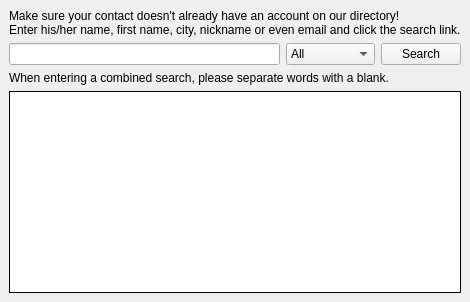
This is wengophone/src/presentation/qt/webservices/directory/WsDirectory.ui in tkrotoff/WengoPhone as Qt 5 draws it before an edit. The edited form follows.
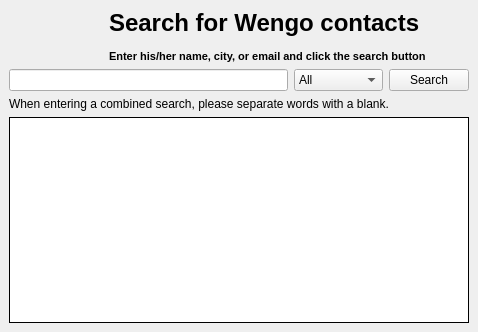
This is the edited form.

What changed in the file:
```diff
--- a/wengophone/src/presentation/qt/webservices/directory/WsDirectory.ui
+++ b/wengophone/src/presentation/qt/webservices/directory/WsDirectory.ui
@@ -8,8 +8,8 @@
    <rect>
     <x>0</x>
     <y>0</y>
-    <width>428</width>
-    <height>302</height>
+    <width>478</width>
+    <height>332</height>
    </rect>
   </property>
   <property name="windowTitle" >
@@ -67,9 +67,289 @@
     <widget class="QLineEdit" name="searchLineEdit" />
    </item>
    <item row="0" column="0" colspan="3" >
-    <widget class="QLabel" name="label" >
+    <widget class="QLabel" name="searchLabel" >
+     <property name="palette" >
+      <palette>
+       <active>
+        <color>
+         <red>0</red>
+         <green>0</green>
+         <blue>0</blue>
+        </color>
+        <color>
+         <red>212</red>
+         <green>208</green>
+         <blue>200</blue>
+        </color>
+        <color>
+         <red>255</red>
+         <green>255</green>
+         <blue>255</blue>
+        </color>
+        <color>
+         <red>234</red>
+         <green>229</green>
+         <blue>220</blue>
+        </color>
+        <color>
+         <red>128</red>
+         <green>128</green>
+         <blue>128</blue>
+        </color>
+        <color>
+         <red>141</red>
+         <green>139</green>
+         <blue>133</blue>
+        </color>
+        <color>
+         <red>255</red>
+         <green>255</green>
+         <blue>255</blue>
+        </color>
+        <color>
+         <red>255</red>
+         <green>255</green>
+         <blue>255</blue>
+        </color>
+        <color>
+         <red>0</red>
+         <green>0</green>
+         <blue>0</blue>
+        </color>
+        <color>
+         <red>255</red>
+         <green>255</green>
+         <blue>255</blue>
+        </color>
+        <color>
+         <red>212</red>
+         <green>208</green>
+         <blue>200</blue>
+        </color>
+        <color>
+         <red>64</red>
+         <green>64</green>
+         <blue>64</blue>
+        </color>
+        <color>
+         <red>10</red>
+         <green>36</green>
+         <blue>106</blue>
+        </color>
+        <color>
+         <red>255</red>
+         <green>255</green>
+         <blue>255</blue>
+        </color>
+        <color>
+         <red>0</red>
+         <green>0</green>
+         <blue>255</blue>
+        </color>
+        <color>
+         <red>255</red>
+         <green>0</green>
+         <blue>255</blue>
+        </color>
+        <color>
+         <red>232</red>
+         <green>232</green>
+         <blue>232</blue>
+        </color>
+       </active>
+       <inactive>
+        <color>
+         <red>0</red>
+         <green>0</green>
+         <blue>0</blue>
+        </color>
+        <color>
+         <red>212</red>
+         <green>208</green>
+         <blue>200</blue>
+        </color>
+        <color>
+         <red>255</red>
+         <green>255</green>
+         <blue>255</blue>
+        </color>
+        <color>
+         <red>234</red>
+         <green>229</green>
+         <blue>220</blue>
+        </color>
+        <color>
+         <red>128</red>
+         <green>128</green>
+         <blue>128</blue>
+        </color>
+        <color>
+         <red>141</red>
+         <green>139</green>
+         <blue>133</blue>
+        </color>
+        <color>
+         <red>255</red>
+         <green>255</green>
+         <blue>255</blue>
+        </color>
+        <color>
+         <red>255</red>
+         <green>255</green>
+         <blue>255</blue>
+        </color>
+        <color>
+         <red>0</red>
+         <green>0</green>
+         <blue>0</blue>
+        </color>
+        <color>
+         <red>255</red>
+         <green>255</green>
+         <blue>255</blue>
+        </color>
+        <color>
+         <red>212</red>
+         <green>208</green>
+         <blue>200</blue>
+        </color>
+        <color>
+         <red>64</red>
+         <green>64</green>
+         <blue>64</blue>
+        </color>
+        <color>
+         <red>212</red>
+         <green>208</green>
+         <blue>200</blue>
+        </color>
+        <color>
+         <red>0</red>
+         <green>0</green>
+         <blue>0</blue>
+        </color>
+        <color>
+         <red>0</red>
+         <green>0</green>
+         <blue>255</blue>
+        </color>
+        <color>
+         <red>255</red>
+         <green>0</green>
+         <blue>255</blue>
+        </color>
+        <color>
+         <red>232</red>
+         <green>232</green>
+         <blue>232</blue>
+        </color>
+       </inactive>
+       <disabled>
+        <color>
+         <red>106</red>
+         <green>104</green>
+         <blue>100</blue>
+        </color>
+        <color>
+         <red>212</red>
+         <green>208</green>
+         <blue>200</blue>
+        </color>
+        <color>
+         <red>255</red>
+         <green>255</green>
+         <blue>255</blue>
+        </color>
+        <color>
+         <red>233</red>
+         <green>231</green>
+         <blue>227</blue>
+        </color>
+        <color>
+         <red>128</red>
+         <green>128</green>
+         <blue>128</blue>
+        </color>
+        <color>
+         <red>141</red>
+         <green>139</green>
+         <blue>133</blue>
+        </color>
+        <color>
+         <red>106</red>
+         <green>104</green>
+         <blue>100</blue>
+        </color>
+        <color>
+         <red>255</red>
+         <green>255</green>
+         <blue>255</blue>
+        </color>
+        <color>
+         <red>106</red>
+         <green>104</green>
+         <blue>100</blue>
+        </color>
+        <color>
+         <red>212</red>
+         <green>208</green>
+         <blue>200</blue>
+        </color>
+        <color>
+         <red>212</red>
+         <green>208</green>
+         <blue>200</blue>
+        </color>
+        <color>
+         <red>0</red>
+         <green>0</green>
+         <blue>0</blue>
+        </color>
+        <color>
+         <red>10</red>
+         <green>36</green>
+         <blue>106</blue>
+        </color>
+        <color>
+         <red>255</red>
+         <green>255</green>
+         <blue>255</blue>
+        </color>
+        <color>
+         <red>0</red>
+         <green>0</green>
+         <blue>255</blue>
+        </color>
+        <color>
+         <red>255</red>
+         <green>0</green>
+         <blue>255</blue>
+        </color>
+        <color>
+         <red>232</red>
+         <green>232</green>
+         <blue>232</blue>
+        </color>
+       </disabled>
+      </palette>
+     </property>
+     <property name="font" >
+      <font>
+       <family>MS Shell Dlg</family>
+       <pointsize>8</pointsize>
+       <weight>75</weight>
+       <italic>false</italic>
+       <bold>true</bold>
+       <underline>false</underline>
+       <strikeout>false</strikeout>
+      </font>
+     </property>
      <property name="text" >
-      <string>Make sure your contact doesn't already have an account on our directory!&lt;br>Enter his/her name, first name, city, nickname or even email and click the search link.</string>
+      <string>&lt;span style="font-size:18pt;">Search for Wengo contacts&lt;/span>&lt;br />&lt;br />&lt;span>Enter his/her name, city, or email and click the search button&lt;/span>
+</string>
+     </property>
+     <property name="indent" >
+      <number>100</number>
      </property>
     </widget>
    </item>
```
